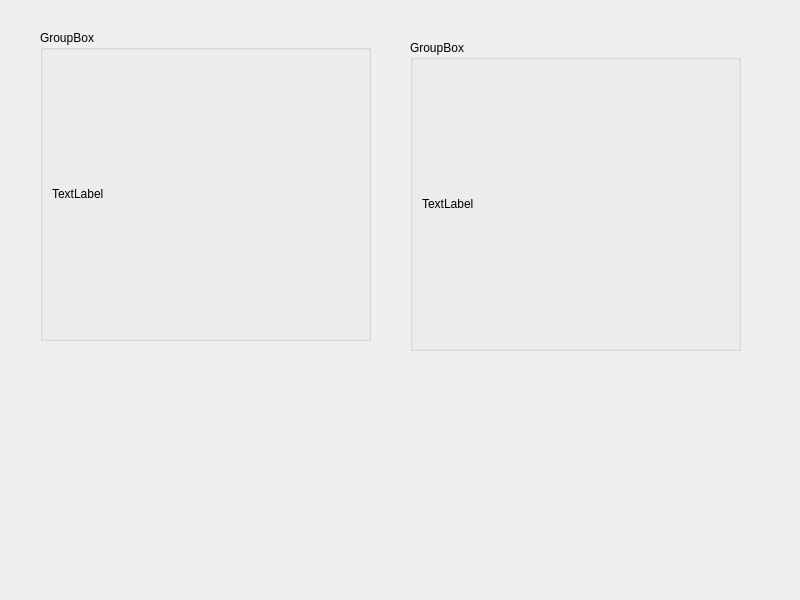
This is colorselectordlg.ui in arturkwiek/ColorAreaSelector as Qt 5 draws it before an edit. The edited form follows.
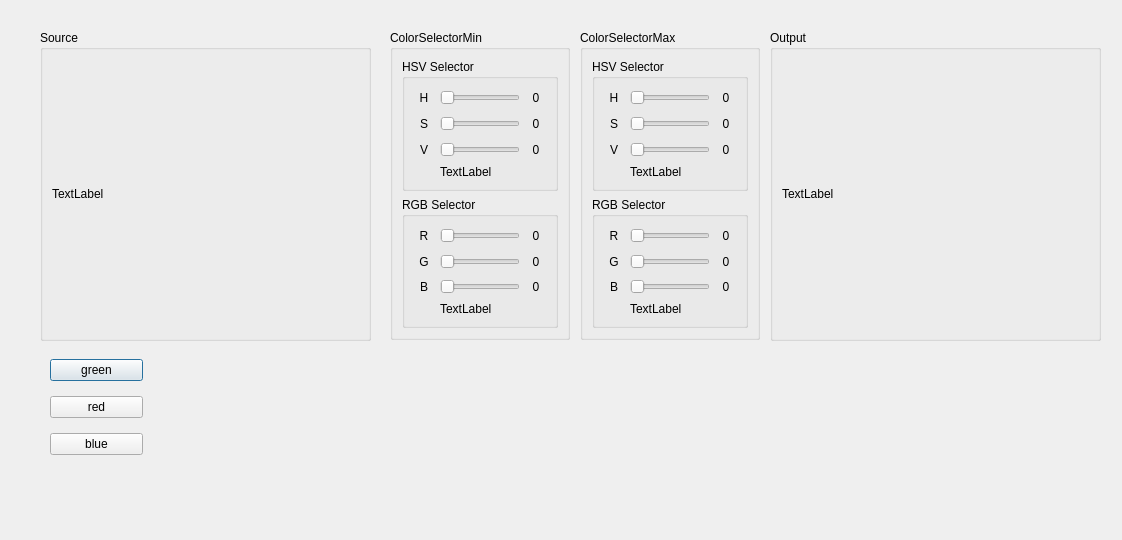
This is the edited form.

What changed in the file:
```diff
--- a/colorselectordlg.ui
+++ b/colorselectordlg.ui
@@ -6,8 +6,8 @@
    <rect>
     <x>0</x>
     <y>0</y>
-    <width>800</width>
-    <height>600</height>
+    <width>1122</width>
+    <height>540</height>
    </rect>
   </property>
   <property name="windowTitle">
@@ -23,7 +23,7 @@
     </rect>
    </property>
    <property name="title">
-    <string>GroupBox</string>
+    <string>Source</string>
    </property>
    <layout class="QGridLayout" name="gridLayout">
     <item row="0" column="0">
@@ -38,14 +38,14 @@
   <widget class="QGroupBox" name="gbCannyObj">
    <property name="geometry">
     <rect>
-     <x>410</x>
-     <y>40</y>
+     <x>770</x>
+     <y>30</y>
      <width>331</width>
      <height>311</height>
     </rect>
    </property>
    <property name="title">
-    <string>GroupBox</string>
+    <string>Output</string>
    </property>
    <layout class="QGridLayout" name="gridLayout_2">
     <item row="0" column="0">
@@ -57,6 +57,853 @@
     </item>
    </layout>
   </widget>
+  <widget class="QGroupBox" name="groupBox">
+   <property name="geometry">
+    <rect>
+     <x>390</x>
+     <y>30</y>
+     <width>180</width>
+     <height>310</height>
+    </rect>
+   </property>
+   <property name="title">
+    <string>ColorSelectorMin</string>
+   </property>
+   <layout class="QVBoxLayout" name="verticalLayout">
+    <item>
+     <widget class="QGroupBox" name="gbHSVSelector">
+      <property name="title">
+       <string>HSV Selector</string>
+      </property>
+      <layout class="QGridLayout" name="gridLayout_3">
+       <item row="2" column="1">
+        <widget class="QSlider" name="hsHSVVMin">
+         <property name="maximum">
+          <number>255</number>
+         </property>
+         <property name="orientation">
+          <enum>Qt::Horizontal</enum>
+         </property>
+        </widget>
+       </item>
+       <item row="0" column="3">
+        <widget class="QLabel" name="lblHSV_HVMin">
+         <property name="minimumSize">
+          <size>
+           <width>20</width>
+           <height>20</height>
+          </size>
+         </property>
+         <property name="maximumSize">
+          <size>
+           <width>20</width>
+           <height>20</height>
+          </size>
+         </property>
+         <property name="text">
+          <string>0</string>
+         </property>
+         <property name="textFormat">
+          <enum>Qt::AutoText</enum>
+         </property>
+         <property name="alignment">
+          <set>Qt::AlignCenter</set>
+         </property>
+        </widget>
+       </item>
+       <item row="2" column="0">
+        <widget class="QLabel" name="lblHSV_VMin">
+         <property name="minimumSize">
+          <size>
+           <width>20</width>
+           <height>20</height>
+          </size>
+         </property>
+         <property name="maximumSize">
+          <size>
+           <width>20</width>
+           <height>20</height>
+          </size>
+         </property>
+         <property name="text">
+          <string>V</string>
+         </property>
+         <property name="textFormat">
+          <enum>Qt::AutoText</enum>
+         </property>
+         <property name="alignment">
+          <set>Qt::AlignCenter</set>
+         </property>
+        </widget>
+       </item>
+       <item row="1" column="0">
+        <widget class="QLabel" name="lblHSV_SMin">
+         <property name="minimumSize">
+          <size>
+           <width>20</width>
+           <height>20</height>
+          </size>
+         </property>
+         <property name="maximumSize">
+          <size>
+           <width>20</width>
+           <height>20</height>
+          </size>
+         </property>
+         <property name="text">
+          <string>S</string>
+         </property>
+         <property name="textFormat">
+          <enum>Qt::AutoText</enum>
+         </property>
+         <property name="alignment">
+          <set>Qt::AlignCenter</set>
+         </property>
+        </widget>
+       </item>
+       <item row="1" column="1">
+        <widget class="QSlider" name="hsHSVSMin">
+         <property name="maximum">
+          <number>255</number>
+         </property>
+         <property name="orientation">
+          <enum>Qt::Horizontal</enum>
+         </property>
+        </widget>
+       </item>
+       <item row="1" column="3">
+        <widget class="QLabel" name="lblHSV_SVMin">
+         <property name="minimumSize">
+          <size>
+           <width>20</width>
+           <height>20</height>
+          </size>
+         </property>
+         <property name="maximumSize">
+          <size>
+           <width>20</width>
+           <height>20</height>
+          </size>
+         </property>
+         <property name="text">
+          <string>0</string>
+         </property>
+         <property name="textFormat">
+          <enum>Qt::AutoText</enum>
+         </property>
+         <property name="alignment">
+          <set>Qt::AlignCenter</set>
+         </property>
+        </widget>
+       </item>
+       <item row="2" column="3">
+        <widget class="QLabel" name="lblHSV_VVMin">
+         <property name="minimumSize">
+          <size>
+           <width>20</width>
+           <height>20</height>
+          </size>
+         </property>
+         <property name="maximumSize">
+          <size>
+           <width>20</width>
+           <height>20</height>
+          </size>
+         </property>
+         <property name="text">
+          <string>0</string>
+         </property>
+         <property name="textFormat">
+          <enum>Qt::AutoText</enum>
+         </property>
+         <property name="alignment">
+          <set>Qt::AlignCenter</set>
+         </property>
+        </widget>
+       </item>
+       <item row="3" column="1">
+        <widget class="QLabel" name="lblHSVMin">
+         <property name="text">
+          <string>TextLabel</string>
+         </property>
+        </widget>
+       </item>
+       <item row="0" column="0">
+        <widget class="QLabel" name="lblHSV_HMin">
+         <property name="minimumSize">
+          <size>
+           <width>20</width>
+           <height>20</height>
+          </size>
+         </property>
+         <property name="maximumSize">
+          <size>
+           <width>20</width>
+           <height>20</height>
+          </size>
+         </property>
+         <property name="text">
+          <string>H</string>
+         </property>
+         <property name="textFormat">
+          <enum>Qt::AutoText</enum>
+         </property>
+         <property name="alignment">
+          <set>Qt::AlignCenter</set>
+         </property>
+        </widget>
+       </item>
+       <item row="0" column="1">
+        <widget class="QSlider" name="hsHSVHMin">
+         <property name="maximum">
+          <number>359</number>
+         </property>
+         <property name="orientation">
+          <enum>Qt::Horizontal</enum>
+         </property>
+        </widget>
+       </item>
+      </layout>
+     </widget>
+    </item>
+    <item>
+     <widget class="QGroupBox" name="gbRGBSelector">
+      <property name="title">
+       <string>RGB Selector</string>
+      </property>
+      <layout class="QGridLayout" name="gridLayout_4">
+       <item row="0" column="2">
+        <widget class="QLabel" name="lblRGB_RVMin">
+         <property name="minimumSize">
+          <size>
+           <width>20</width>
+           <height>20</height>
+          </size>
+         </property>
+         <property name="maximumSize">
+          <size>
+           <width>20</width>
+           <height>20</height>
+          </size>
+         </property>
+         <property name="text">
+          <string>0</string>
+         </property>
+         <property name="textFormat">
+          <enum>Qt::AutoText</enum>
+         </property>
+         <property name="alignment">
+          <set>Qt::AlignCenter</set>
+         </property>
+        </widget>
+       </item>
+       <item row="1" column="2">
+        <widget class="QLabel" name="lblRGB_GVMin">
+         <property name="minimumSize">
+          <size>
+           <width>20</width>
+           <height>20</height>
+          </size>
+         </property>
+         <property name="maximumSize">
+          <size>
+           <width>20</width>
+           <height>20</height>
+          </size>
+         </property>
+         <property name="text">
+          <string>0</string>
+         </property>
+         <property name="textFormat">
+          <enum>Qt::AutoText</enum>
+         </property>
+         <property name="alignment">
+          <set>Qt::AlignCenter</set>
+         </property>
+        </widget>
+       </item>
+       <item row="2" column="1">
+        <widget class="QSlider" name="hsRGBBMin">
+         <property name="maximum">
+          <number>255</number>
+         </property>
+         <property name="orientation">
+          <enum>Qt::Horizontal</enum>
+         </property>
+        </widget>
+       </item>
+       <item row="0" column="0">
+        <widget class="QLabel" name="lblRGB_RMin">
+         <property name="minimumSize">
+          <size>
+           <width>20</width>
+           <height>20</height>
+          </size>
+         </property>
+         <property name="maximumSize">
+          <size>
+           <width>20</width>
+           <height>20</height>
+          </size>
+         </property>
+         <property name="text">
+          <string>R</string>
+         </property>
+         <property name="textFormat">
+          <enum>Qt::AutoText</enum>
+         </property>
+         <property name="alignment">
+          <set>Qt::AlignCenter</set>
+         </property>
+        </widget>
+       </item>
+       <item row="0" column="1">
+        <widget class="QSlider" name="hsRGBRMin">
+         <property name="maximum">
+          <number>255</number>
+         </property>
+         <property name="orientation">
+          <enum>Qt::Horizontal</enum>
+         </property>
+        </widget>
+       </item>
+       <item row="2" column="2">
+        <widget class="QLabel" name="lblRGB_BVMin">
+         <property name="minimumSize">
+          <size>
+           <width>20</width>
+           <height>20</height>
+          </size>
+         </property>
+         <property name="maximumSize">
+          <size>
+           <width>20</width>
+           <height>20</height>
+          </size>
+         </property>
+         <property name="text">
+          <string>0</string>
+         </property>
+         <property name="textFormat">
+          <enum>Qt::AutoText</enum>
+         </property>
+         <property name="alignment">
+          <set>Qt::AlignCenter</set>
+         </property>
+        </widget>
+       </item>
+       <item row="1" column="0">
+        <widget class="QLabel" name="lblRGB_GMin">
+         <property name="minimumSize">
+          <size>
+           <width>20</width>
+           <height>20</height>
+          </size>
+         </property>
+         <property name="maximumSize">
+          <size>
+           <width>20</width>
+           <height>20</height>
+          </size>
+         </property>
+         <property name="text">
+          <string>G</string>
+         </property>
+         <property name="textFormat">
+          <enum>Qt::AutoText</enum>
+         </property>
+         <property name="alignment">
+          <set>Qt::AlignCenter</set>
+         </property>
+        </widget>
+       </item>
+       <item row="1" column="1">
+        <widget class="QSlider" name="hsRGBGMin">
+         <property name="maximum">
+          <number>255</number>
+         </property>
+         <property name="orientation">
+          <enum>Qt::Horizontal</enum>
+         </property>
+        </widget>
+       </item>
+       <item row="2" column="0">
+        <widget class="QLabel" name="lblRGB_BMin">
+         <property name="minimumSize">
+          <size>
+           <width>20</width>
+           <height>20</height>
+          </size>
+         </property>
+         <property name="maximumSize">
+          <size>
+           <width>20</width>
+           <height>20</height>
+          </size>
+         </property>
+         <property name="text">
+          <string>B</string>
+         </property>
+         <property name="textFormat">
+          <enum>Qt::AutoText</enum>
+         </property>
+         <property name="alignment">
+          <set>Qt::AlignCenter</set>
+         </property>
+        </widget>
+       </item>
+       <item row="3" column="1">
+        <widget class="QLabel" name="lblRGBMin">
+         <property name="text">
+          <string>TextLabel</string>
+         </property>
+        </widget>
+       </item>
+      </layout>
+     </widget>
+    </item>
+   </layout>
+  </widget>
+  <widget class="QGroupBox" name="groupBox_2">
+   <property name="geometry">
+    <rect>
+     <x>580</x>
+     <y>30</y>
+     <width>180</width>
+     <height>310</height>
+    </rect>
+   </property>
+   <property name="title">
+    <string>ColorSelectorMax</string>
+   </property>
+   <layout class="QVBoxLayout" name="verticalLayout_2">
+    <item>
+     <widget class="QGroupBox" name="gbHSVSelectorMax">
+      <property name="title">
+       <string>HSV Selector</string>
+      </property>
+      <layout class="QGridLayout" name="gridLayout_5">
+       <item row="1" column="1">
+        <widget class="QSlider" name="hsHSVSMax">
+         <property name="maximum">
+          <number>255</number>
+         </property>
+         <property name="orientation">
+          <enum>Qt::Horizontal</enum>
+         </property>
+        </widget>
+       </item>
+       <item row="1" column="3">
+        <widget class="QLabel" name="lblHSV_SVMax">
+         <property name="minimumSize">
+          <size>
+           <width>20</width>
+           <height>20</height>
+          </size>
+         </property>
+         <property name="maximumSize">
+          <size>
+           <width>20</width>
+           <height>20</height>
+          </size>
+         </property>
+         <property name="text">
+          <string>0</string>
+         </property>
+         <property name="textFormat">
+          <enum>Qt::AutoText</enum>
+         </property>
+         <property name="alignment">
+          <set>Qt::AlignCenter</set>
+         </property>
+        </widget>
+       </item>
+       <item row="2" column="1">
+        <widget class="QSlider" name="hsHSVVMax">
+         <property name="maximum">
+          <number>255</number>
+         </property>
+         <property name="orientation">
+          <enum>Qt::Horizontal</enum>
+         </property>
+        </widget>
+       </item>
+       <item row="2" column="0">
+        <widget class="QLabel" name="lblHSV_VMax">
+         <property name="minimumSize">
+          <size>
+           <width>20</width>
+           <height>20</height>
+          </size>
+         </property>
+         <property name="maximumSize">
+          <size>
+           <width>20</width>
+           <height>20</height>
+          </size>
+         </property>
+         <property name="text">
+          <string>V</string>
+         </property>
+         <property name="textFormat">
+          <enum>Qt::AutoText</enum>
+         </property>
+         <property name="alignment">
+          <set>Qt::AlignCenter</set>
+         </property>
+        </widget>
+       </item>
+       <item row="0" column="1">
+        <widget class="QSlider" name="hsHSVHMax">
+         <property name="maximum">
+          <number>359</number>
+         </property>
+         <property name="orientation">
+          <enum>Qt::Horizontal</enum>
+         </property>
+        </widget>
+       </item>
+       <item row="1" column="0">
+        <widget class="QLabel" name="lblHSV_SMax">
+         <property name="minimumSize">
+          <size>
+           <width>20</width>
+           <height>20</height>
+          </size>
+         </property>
+         <property name="maximumSize">
+          <size>
+           <width>20</width>
+           <height>20</height>
+          </size>
+         </property>
+         <property name="text">
+          <string>S</string>
+         </property>
+         <property name="textFormat">
+          <enum>Qt::AutoText</enum>
+         </property>
+         <property name="alignment">
+          <set>Qt::AlignCenter</set>
+         </property>
+        </widget>
+       </item>
+       <item row="0" column="0">
+        <widget class="QLabel" name="lblHSV_HMax">
+         <property name="minimumSize">
+          <size>
+           <width>20</width>
+           <height>20</height>
+          </size>
+         </property>
+         <property name="maximumSize">
+          <size>
+           <width>20</width>
+           <height>20</height>
+          </size>
+         </property>
+         <property name="text">
+          <string>H</string>
+         </property>
+         <property name="textFormat">
+          <enum>Qt::AutoText</enum>
+         </property>
+         <property name="alignment">
+          <set>Qt::AlignCenter</set>
+         </property>
+        </widget>
+       </item>
+       <item row="0" column="3">
+        <widget class="QLabel" name="lblHSV_HVMax">
+         <property name="minimumSize">
+          <size>
+           <width>20</width>
+           <height>20</height>
+          </size>
+         </property>
+         <property name="maximumSize">
+          <size>
+           <width>20</width>
+           <height>20</height>
+          </size>
+         </property>
+         <property name="text">
+          <string>0</string>
+         </property>
+         <property name="textFormat">
+          <enum>Qt::AutoText</enum>
+         </property>
+         <property name="alignment">
+          <set>Qt::AlignCenter</set>
+         </property>
+        </widget>
+       </item>
+       <item row="2" column="3">
+        <widget class="QLabel" name="lblHSV_VVMax">
+         <property name="minimumSize">
+          <size>
+           <width>20</width>
+           <height>20</height>
+          </size>
+         </property>
+         <property name="maximumSize">
+          <size>
+           <width>20</width>
+           <height>20</height>
+          </size>
+         </property>
+         <property name="text">
+          <string>0</string>
+         </property>
+         <property name="textFormat">
+          <enum>Qt::AutoText</enum>
+         </property>
+         <property name="alignment">
+          <set>Qt::AlignCenter</set>
+         </property>
+        </widget>
+       </item>
+       <item row="3" column="1">
+        <widget class="QLabel" name="lblHSVMax">
+         <property name="text">
+          <string>TextLabel</string>
+         </property>
+        </widget>
+       </item>
+      </layout>
+     </widget>
+    </item>
+    <item>
+     <widget class="QGroupBox" name="gbRGBSelector_2">
+      <property name="title">
+       <string>RGB Selector</string>
+      </property>
+      <layout class="QGridLayout" name="gridLayout_6">
+       <item row="0" column="2">
+        <widget class="QSlider" name="hsRGBRMax">
+         <property name="maximum">
+          <number>255</number>
+         </property>
+         <property name="orientation">
+          <enum>Qt::Horizontal</enum>
+         </property>
+        </widget>
+       </item>
+       <item row="1" column="2">
+        <widget class="QSlider" name="hsRGBGMax">
+         <property name="maximum">
+          <number>255</number>
+         </property>
+         <property name="orientation">
+          <enum>Qt::Horizontal</enum>
+         </property>
+        </widget>
+       </item>
+       <item row="1" column="3">
+        <widget class="QLabel" name="lblRGB_GVMax">
+         <property name="minimumSize">
+          <size>
+           <width>20</width>
+           <height>20</height>
+          </size>
+         </property>
+         <property name="maximumSize">
+          <size>
+           <width>20</width>
+           <height>20</height>
+          </size>
+         </property>
+         <property name="text">
+          <string>0</string>
+         </property>
+         <property name="textFormat">
+          <enum>Qt::AutoText</enum>
+         </property>
+         <property name="alignment">
+          <set>Qt::AlignCenter</set>
+         </property>
+        </widget>
+       </item>
+       <item row="0" column="0">
+        <widget class="QLabel" name="lblRGB_RMax">
+         <property name="minimumSize">
+          <size>
+           <width>20</width>
+           <height>20</height>
+          </size>
+         </property>
+         <property name="maximumSize">
+          <size>
+           <width>20</width>
+           <height>20</height>
+          </size>
+         </property>
+         <property name="text">
+          <string>R</string>
+         </property>
+         <property name="textFormat">
+          <enum>Qt::AutoText</enum>
+         </property>
+         <property name="alignment">
+          <set>Qt::AlignCenter</set>
+         </property>
+        </widget>
+       </item>
+       <item row="2" column="3">
+        <widget class="QLabel" name="lblRGB_BVMax">
+         <property name="minimumSize">
+          <size>
+           <width>20</width>
+           <height>20</height>
+          </size>
+         </property>
+         <property name="maximumSize">
+          <size>
+           <width>20</width>
+           <height>20</height>
+          </size>
+         </property>
+         <property name="text">
+          <string>0</string>
+         </property>
+         <property name="textFormat">
+          <enum>Qt::AutoText</enum>
+         </property>
+         <property name="alignment">
+          <set>Qt::AlignCenter</set>
+         </property>
+        </widget>
+       </item>
+       <item row="0" column="3">
+        <widget class="QLabel" name="lblRGB_RVMax">
+         <property name="minimumSize">
+          <size>
+           <width>20</width>
+           <height>20</height>
+          </size>
+         </property>
+         <property name="maximumSize">
+          <size>
+           <width>20</width>
+           <height>20</height>
+          </size>
+         </property>
+         <property name="text">
+          <string>0</string>
+         </property>
+         <property name="textFormat">
+          <enum>Qt::AutoText</enum>
+         </property>
+         <property name="alignment">
+          <set>Qt::AlignCenter</set>
+         </property>
+        </widget>
+       </item>
+       <item row="2" column="0">
+        <widget class="QLabel" name="lblRGB_BMax">
+         <property name="minimumSize">
+          <size>
+           <width>20</width>
+           <height>20</height>
+          </size>
+         </property>
+         <property name="maximumSize">
+          <size>
+           <width>20</width>
+           <height>20</height>
+          </size>
+         </property>
+         <property name="text">
+          <string>B</string>
+         </property>
+         <property name="textFormat">
+          <enum>Qt::AutoText</enum>
+         </property>
+         <property name="alignment">
+          <set>Qt::AlignCenter</set>
+         </property>
+        </widget>
+       </item>
+       <item row="1" column="0">
+        <widget class="QLabel" name="lblRGB_GMax">
+         <property name="minimumSize">
+          <size>
+           <width>20</width>
+           <height>20</height>
+          </size>
+         </property>
+         <property name="maximumSize">
+          <size>
+           <width>20</width>
+           <height>20</height>
+          </size>
+         </property>
+         <property name="text">
+          <string>G</string>
+         </property>
+         <property name="textFormat">
+          <enum>Qt::AutoText</enum>
+         </property>
+         <property name="alignment">
+          <set>Qt::AlignCenter</set>
+         </property>
+        </widget>
+       </item>
+       <item row="2" column="2">
+        <widget class="QSlider" name="hsRGBBMax">
+         <property name="maximum">
+          <number>255</number>
+         </property>
+         <property name="orientation">
+          <enum>Qt::Horizontal</enum>
+         </property>
+        </widget>
+       </item>
+       <item row="3" column="2">
+        <widget class="QLabel" name="lblRGBMax">
+         <property name="text">
+          <string>TextLabel</string>
+         </property>
+        </widget>
+       </item>
+      </layout>
+     </widget>
+    </item>
+   </layout>
+  </widget>
+  <widget class="QWidget" name="">
+   <property name="geometry">
+    <rect>
+     <x>50</x>
+     <y>350</y>
+     <width>93</width>
+     <height>116</height>
+    </rect>
+   </property>
+   <layout class="QVBoxLayout" name="verticalLayout_3">
+    <item>
+     <widget class="QPushButton" name="btnGreen">
+      <property name="text">
+       <string>green</string>
+      </property>
+     </widget>
+    </item>
+    <item>
+     <widget class="QPushButton" name="btnRed">
+      <property name="text">
+       <string>red</string>
+      </property>
+     </widget>
+    </item>
+    <item>
+     <widget class="QPushButton" name="btnBlue">
+      <property name="text">
+       <string>blue</string>
+      </property>
+     </widget>
+    </item>
+   </layout>
+  </widget>
  </widget>
  <resources/>
  <connections/>
```
